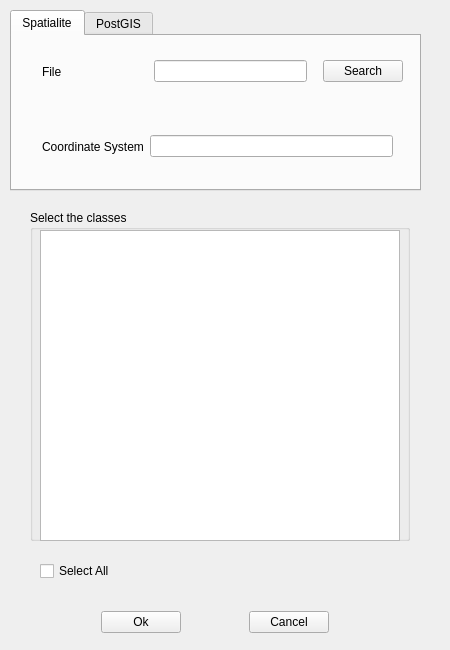
Before: the Qt Designer form LayerTools/load_by_class_base.ui in dsgoficial/DsgTools, drawn with Qt 5.
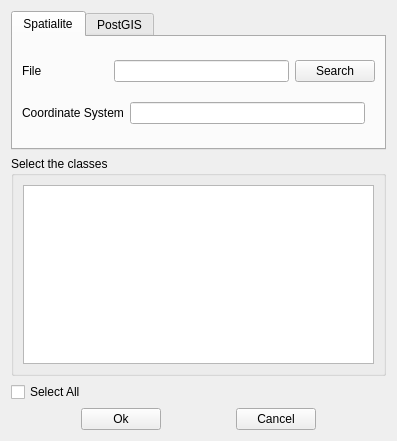
After: the same form once the commit is applied. The open tabs and pages were chosen to show the change.

Commit message: Load category starting

```diff
--- a/LayerTools/load_by_class_base.ui
+++ b/LayerTools/load_by_class_base.ui
@@ -7,40 +7,34 @@
    <rect>
     <x>0</x>
     <y>0</y>
-    <width>450</width>
-    <height>650</height>
+    <width>397</width>
+    <height>441</height>
    </rect>
   </property>
   <property name="sizePolicy">
-   <sizepolicy hsizetype="Fixed" vsizetype="Fixed">
+   <sizepolicy hsizetype="Preferred" vsizetype="Preferred">
     <horstretch>0</horstretch>
     <verstretch>0</verstretch>
    </sizepolicy>
   </property>
   <property name="minimumSize">
    <size>
-    <width>450</width>
-    <height>650</height>
+    <width>0</width>
+    <height>0</height>
    </size>
   </property>
   <property name="maximumSize">
    <size>
-    <width>450</width>
-    <height>650</height>
+    <width>1000</width>
+    <height>1000</height>
    </size>
   </property>
   <property name="windowTitle">
    <string>Load by Class</string>
   </property>
-  <widget class="QTabWidget" name="tabWidgetLoadByClass">
-   <property name="geometry">
-    <rect>
-     <x>10</x>
-     <y>10</y>
-     <width>411</width>
-     <height>181</height>
-    </rect>
-   </property>
+  <layout class="QGridLayout" name="gridLayout_3">
+   <item row="0" column="0">
+    <widget class="QTabWidget" name="tabWidget">
    <property name="currentIndex">
     <number>1</number>
    </property>
@@ -48,53 +42,8 @@
     <attribute name="title">
      <string>Spatialite</string>
     </attribute>
-    <widget class="QWidget" name="horizontalLayoutWidget_2">
-     <property name="geometry">
-      <rect>
-       <x>30</x>
-       <y>90</y>
-       <width>361</width>
-       <height>41</height>
-      </rect>
-     </property>
-     <layout class="QHBoxLayout" name="horizontalLayout_2">
-      <item>
-       <widget class="QLabel" name="label_2">
-        <property name="text">
-         <string>Coordinate System</string>
-        </property>
-       </widget>
-      </item>
-      <item>
-       <widget class="QLineEdit" name="crsLineEditLoadByClassSpatialite"/>
-      </item>
-      <item>
-       <spacer name="horizontalSpacer_7">
-        <property name="orientation">
-         <enum>Qt::Horizontal</enum>
-        </property>
-        <property name="sizeType">
-         <enum>QSizePolicy::Minimum</enum>
-        </property>
-        <property name="sizeHint" stdset="0">
-         <size>
-          <width>10</width>
-          <height>20</height>
-         </size>
-        </property>
-       </spacer>
-      </item>
-     </layout>
-    </widget>
-    <widget class="QWidget" name="horizontalLayoutWidget">
-     <property name="geometry">
-      <rect>
-       <x>30</x>
-       <y>10</y>
-       <width>361</width>
-       <height>51</height>
-      </rect>
-     </property>
+      <layout class="QGridLayout" name="gridLayout_4">
+       <item row="0" column="0">
      <layout class="QHBoxLayout" name="horizontalLayout">
       <item>
        <widget class="QLabel" name="label">
@@ -104,39 +53,7 @@
        </widget>
       </item>
       <item>
-       <spacer name="horizontalSpacer_2">
-        <property name="orientation">
-         <enum>Qt::Horizontal</enum>
-        </property>
-        <property name="sizeType">
-         <enum>QSizePolicy::Minimum</enum>
-        </property>
-        <property name="sizeHint" stdset="0">
-         <size>
-          <width>20</width>
-          <height>20</height>
-         </size>
-        </property>
-       </spacer>
-      </item>
-      <item>
-       <widget class="QLineEdit" name="fileLineEditLoadByClass"/>
-      </item>
-      <item>
-       <spacer name="horizontalSpacer_6">
-        <property name="orientation">
-         <enum>Qt::Horizontal</enum>
-        </property>
-        <property name="sizeType">
-         <enum>QSizePolicy::Minimum</enum>
-        </property>
-        <property name="sizeHint" stdset="0">
-         <size>
-          <width>10</width>
-          <height>20</height>
-         </size>
-        </property>
-       </spacer>
+          <widget class="QLineEdit" name="spatialiteFileEdit"/>
       </item>
       <item>
        <widget class="QPushButton" name="pushButtonOpenFile">
@@ -146,33 +63,58 @@
        </widget>
       </item>
      </layout>
-    </widget>
+       </item>
+       <item row="1" column="0">
+        <layout class="QHBoxLayout" name="horizontalLayout_2">
+         <item>
+          <widget class="QLabel" name="label_2">
+           <property name="text">
+            <string>Coordinate System</string>
+           </property>
+          </widget>
+         </item>
+         <item>
+          <widget class="QLineEdit" name="spatialiteCrsEdit"/>
+         </item>
+         <item>
+          <spacer name="horizontalSpacer_7">
+           <property name="orientation">
+            <enum>Qt::Horizontal</enum>
+           </property>
+           <property name="sizeType">
+            <enum>QSizePolicy::Minimum</enum>
+           </property>
+           <property name="sizeHint" stdset="0">
+            <size>
+             <width>10</width>
+             <height>20</height>
+            </size>
+           </property>
+          </spacer>
+         </item>
+        </layout>
+       </item>
+      </layout>
    </widget>
    <widget class="QWidget" name="tabPostGIS">
     <attribute name="title">
      <string>PostGIS</string>
     </attribute>
+      <layout class="QGridLayout" name="gridLayout_5">
+       <item row="0" column="0">
     <widget class="QGroupBox" name="groupBox_3">
-     <property name="geometry">
-      <rect>
-       <x>10</x>
-       <y>0</y>
-       <width>391</width>
-       <height>141</height>
-      </rect>
-     </property>
      <property name="title">
       <string>Connections</string>
      </property>
-     <widget class="QWidget" name="horizontalLayoutWidget_9">
-      <property name="geometry">
-       <rect>
-        <x>20</x>
-        <y>90</y>
-        <width>361</width>
-        <height>41</height>
-       </rect>
-      </property>
+         <layout class="QGridLayout" name="gridLayout">
+          <item row="0" column="0">
+           <layout class="QVBoxLayout" name="verticalLayout">
+            <item>
+             <widget class="QComboBox" name="comboBoxPostgis"/>
+            </item>
+           </layout>
+          </item>
+          <item row="1" column="0">
       <layout class="QHBoxLayout" name="horizontalLayout_12">
        <item>
         <widget class="QLabel" name="label_7">
@@ -182,7 +124,7 @@
         </widget>
        </item>
        <item>
-        <widget class="QLineEdit" name="coordSysLineEditCarregaClassePostgis"/>
+             <widget class="QLineEdit" name="postGISCrsEdit"/>
        </item>
        <item>
         <spacer name="horizontalSpacer_20">
@@ -201,141 +143,103 @@
         </spacer>
        </item>
       </layout>
-     </widget>
-     <widget class="QWidget" name="layoutWidget">
-      <property name="geometry">
-       <rect>
-        <x>20</x>
-        <y>21</y>
-        <width>361</width>
-        <height>64</height>
-       </rect>
-      </property>
-      <layout class="QVBoxLayout" name="verticalLayout">
-       <item>
-        <widget class="QComboBox" name="comboBoxPostgis"/>
        </item>
       </layout>
      </widget>
-    </widget>
-   </widget>
-  </widget>
-  <widget class="QWidget" name="horizontalLayoutWidget_4">
-   <property name="geometry">
-    <rect>
-     <x>40</x>
-     <y>600</y>
-     <width>350</width>
-     <height>44</height>
-    </rect>
-   </property>
-   <layout class="QHBoxLayout" name="horizontalLayout_9">
-    <item>
-     <spacer name="horizontalSpacer_14">
-      <property name="orientation">
-       <enum>Qt::Horizontal</enum>
-      </property>
-      <property name="sizeHint" stdset="0">
-       <size>
-        <width>40</width>
-        <height>20</height>
-       </size>
-      </property>
-     </spacer>
-    </item>
-    <item>
-     <widget class="QPushButton" name="pushButtonOkLoadByClass">
-      <property name="text">
-       <string>Ok</string>
-      </property>
+       </item>
+      </layout>
      </widget>
-    </item>
-    <item>
-     <spacer name="horizontalSpacer_15">
-      <property name="orientation">
-       <enum>Qt::Horizontal</enum>
-      </property>
-      <property name="sizeHint" stdset="0">
-       <size>
-        <width>40</width>
-        <height>20</height>
-       </size>
-      </property>
-     </spacer>
-    </item>
-    <item>
-     <widget class="QPushButton" name="pushButtonCancelLoadByClass">
-      <property name="text">
-       <string>Cancel</string>
-      </property>
-     </widget>
-    </item>
-    <item>
-     <spacer name="horizontalSpacer_16">
-      <property name="orientation">
-       <enum>Qt::Horizontal</enum>
-      </property>
-      <property name="sizeHint" stdset="0">
-       <size>
-        <width>40</width>
-        <height>20</height>
-       </size>
-      </property>
-     </spacer>
-    </item>
-   </layout>
-  </widget>
+    </widget>
+   </item>
+   <item row="1" column="0">
   <widget class="QGroupBox" name="groupBox">
-   <property name="geometry">
-    <rect>
-     <x>30</x>
-     <y>210</y>
-     <width>380</width>
-     <height>331</height>
-    </rect>
-   </property>
    <property name="title">
     <string>Select the classes</string>
    </property>
-   <widget class="QWidget" name="horizontalLayoutWidget_3">
-    <property name="geometry">
-     <rect>
-      <x>10</x>
-      <y>20</y>
-      <width>360</width>
-      <height>311</height>
-     </rect>
-    </property>
+     <layout class="QGridLayout" name="gridLayout_2">
+      <item row="0" column="0">
     <layout class="QHBoxLayout" name="horizontalLayout_3">
      <item>
-      <widget class="QListWidget" name="listWidgetClassesLoadByClass">
+         <widget class="QListWidget" name="classesListWidget">
        <property name="selectionMode">
         <enum>QAbstractItemView::MultiSelection</enum>
        </property>
       </widget>
      </item>
     </layout>
-   </widget>
-  </widget>
-  <widget class="QWidget" name="verticalLayoutWidget_2">
-   <property name="geometry">
-    <rect>
-     <x>40</x>
-     <y>550</y>
-     <width>185</width>
-     <height>42</height>
-    </rect>
-   </property>
+      </item>
+     </layout>
+    </widget>
+   </item>
+   <item row="2" column="0">
    <layout class="QVBoxLayout" name="verticalLayout_2">
     <item>
-     <widget class="QCheckBox" name="checkBoxSelectAllLoadByClass">
+      <widget class="QCheckBox" name="selectAllCheck">
       <property name="text">
        <string>Select All</string>
       </property>
      </widget>
     </item>
    </layout>
-  </widget>
+   </item>
+   <item row="3" column="0">
+    <layout class="QHBoxLayout" name="horizontalLayout_9">
+     <item>
+      <spacer name="horizontalSpacer_14">
+       <property name="orientation">
+        <enum>Qt::Horizontal</enum>
+       </property>
+       <property name="sizeHint" stdset="0">
+        <size>
+         <width>40</width>
+         <height>20</height>
+        </size>
+       </property>
+      </spacer>
+     </item>
+     <item>
+      <widget class="QPushButton" name="pushButtonOk">
+       <property name="text">
+        <string>Ok</string>
+       </property>
+      </widget>
+     </item>
+     <item>
+      <spacer name="horizontalSpacer_15">
+       <property name="orientation">
+        <enum>Qt::Horizontal</enum>
+       </property>
+       <property name="sizeHint" stdset="0">
+        <size>
+         <width>40</width>
+         <height>20</height>
+        </size>
+       </property>
+      </spacer>
+     </item>
+     <item>
+      <widget class="QPushButton" name="pushButtonCancel">
+       <property name="text">
+        <string>Cancel</string>
+       </property>
+      </widget>
+     </item>
+     <item>
+      <spacer name="horizontalSpacer_16">
+       <property name="orientation">
+        <enum>Qt::Horizontal</enum>
+       </property>
+       <property name="sizeHint" stdset="0">
+        <size>
+         <width>40</width>
+         <height>20</height>
+        </size>
+       </property>
+      </spacer>
+     </item>
+    </layout>
+   </item>
+  </layout>
  </widget>
  <resources/>
  <connections/>
```
Lines whose indentation alone changed are shown as unchanged. The commit also changes 6 other files.
